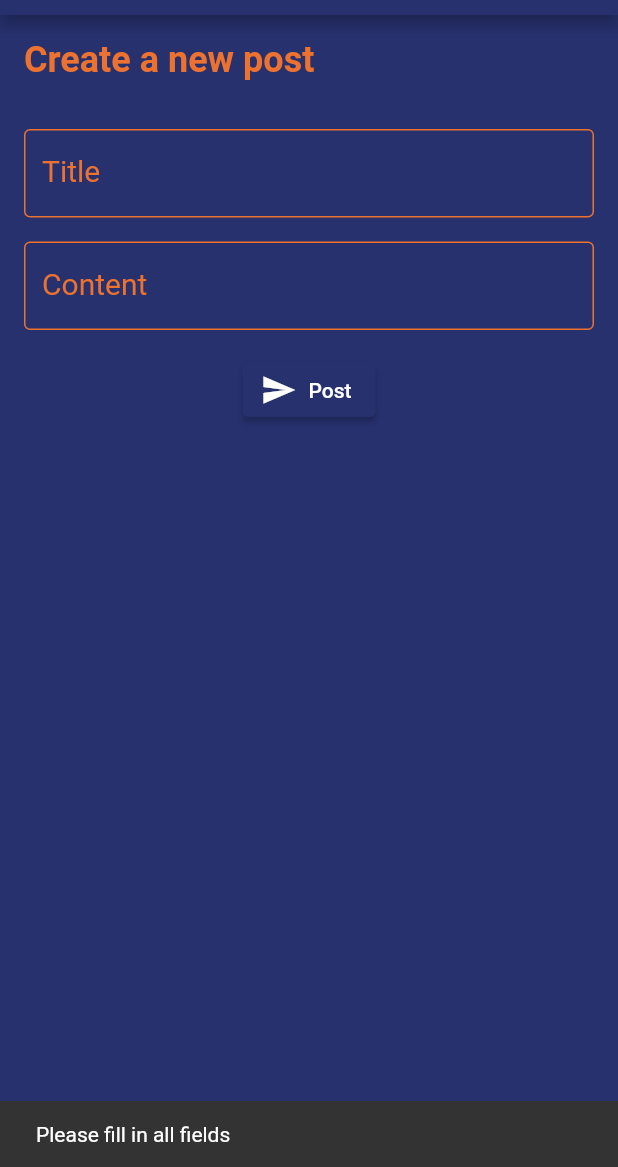
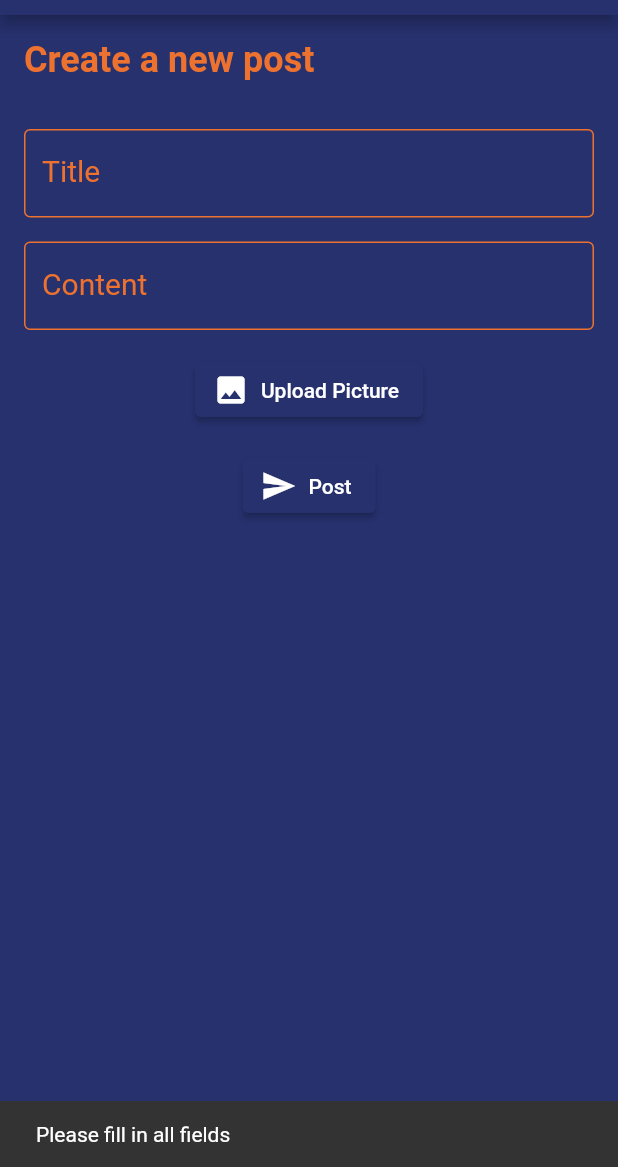
Before and after one commit to FinnPL/Forum-App, a Flutter app: the AddPostWidget screen opened directly, after a tap on "Post", on a phone screen of 412 x 824 dp, the part 69-1236 px from its top. Run offline on Flutter 3.47's test engine with Material 2 defaults, Android fonts, the phone set to English and light mode, and no system bars; our stand-ins replace flutter_secure_storage, image_picker; accounts and stored records are empty.

Commit message:
upload pictures

```diff
--- a/lib/views/create_post.dart
+++ b/lib/views/create_post.dart
@@ -1,7 +1,11 @@
+import 'dart:io';
+
 import 'package:flutter/material.dart';
+import 'package:flutter/services.dart';
 import 'package:forum/palette.dart';
 import 'package:forum/views/app_bar.dart';
 import 'package:forum/views/home_page.dart';
+import 'package:image_picker/image_picker.dart';
 
 class AddPostWidget extends StatefulWidget {
   const AddPostWidget({Key? key}) : super(key: key);
@@ -13,6 +17,17 @@ class AddPostWidget extends StatefulWidget {
 class AddPostWidgetState extends State<AddPostWidget> {
   final titleController = TextEditingController();
   final contentController = TextEditingController();
+  File? image;
+  Future pickImage() async {
+    try {
+      final image = await ImagePicker().pickImage(source: ImageSource.gallery);
+      if(image == null) return;
+      final imageTemp = File(image.path);
+      setState(() => this.image = imageTemp);
+    } on PlatformException catch(e) {
+      print('Failed to pick image: $e');
+    }
+  }
 
   @override
   void dispose() {
@@ -84,6 +99,19 @@ class AddPostWidgetState extends State<AddPostWidget> {
                       style: const TextStyle(color: Colors.white),
                     ),
                     const SizedBox(height: 16),
+                    if (image != null)
+                      Padding(
+                      padding: const EdgeInsets.only(top: 16),
+                      child: Image.file(image!),
+                        ),
+                      ElevatedButton.icon(
+                        onPressed: () {
+                          pickImage();
+                        },
+                        label: const Text('Upload Picture'),
+                        icon: const Icon(Icons.image),
+                      ),
+                    const SizedBox(height: 16),
                     ElevatedButton.icon(
                         onPressed: () async {
                           var titel = titleController.text;
@@ -99,8 +127,12 @@ class AddPostWidgetState extends State<AddPostWidget> {
                           remoteService.addPost(
                             title: titel,
                             content: content,
-                          );
-                          //return to home page
+                          ).then((value) => {
+                              if (image != null) {
+                              remoteService.uploadImage(
+                                  image!, value.id)
+                          }
+                          });
                           Navigator.of(context).pop();
                         },
                         icon: const Icon(Icons.send),
--- a/lib/views/updateProfile.dart
+++ b/lib/views/updateProfile.dart
@@ -106,7 +106,7 @@ class UpdateProfileWidgetState extends State<UpdateProfileWidget>{
               label: const Text('Confirm'),
               icon: const Icon(Icons.save),
               onPressed: ()  {
-                  if (image != null) remoteService.uploadImage(image!);
+                  if (image != null) remoteService.uploadProfileImage(image!);
                   remoteService.updateBio(controller.text).then((value) {
                     localServices.getUserId().then((value)
                     {
```
Also changed, not shown: lib/services/remote_services.dart (+25 -3 lines).
